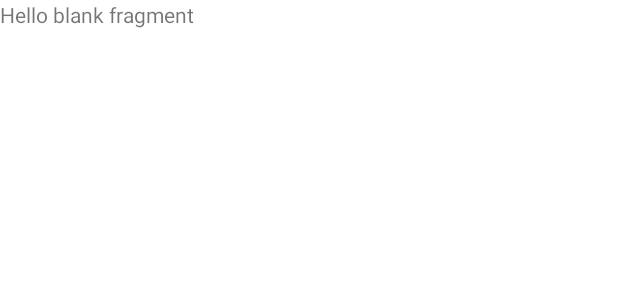
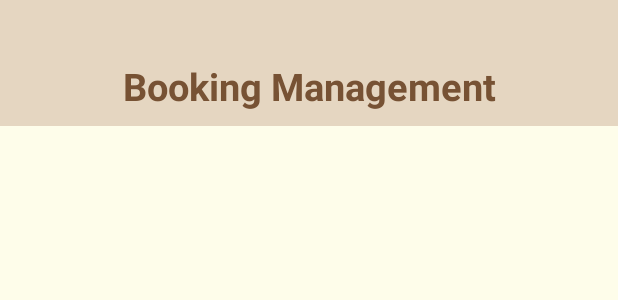
Before and after one commit to thaichihien/PetIntoAdmin, an Android app: the layout fragment_booking_management.xml on its own in the app's theme, with its tools: preview values and no code run, on a phone screen of 412 x 824 dp. Shown: the top 300 px of the screen. Run offline under Robolectric (Android 15) with nearby library versions, the phone set to English and light mode, and no system bars.

Commit message:
booking_management interface

```diff
--- a/app/src/main/res/layout/fragment_booking_management.xml
+++ b/app/src/main/res/layout/fragment_booking_management.xml
@@ -1,14 +1,43 @@
 <?xml version="1.0" encoding="utf-8"?>
-<FrameLayout xmlns:android="http://schemas.android.com/apk/res/android"
+<androidx.constraintlayout.widget.ConstraintLayout xmlns:android="http://schemas.android.com/apk/res/android"
     xmlns:tools="http://schemas.android.com/tools"
     android:layout_width="match_parent"
     android:layout_height="match_parent"
-    tools:context=".views.fragments.BookingManagementFragment">
+    android:background="@color/background_light"
+    xmlns:app="http://schemas.android.com/apk/res-auto"
+    tools:context=".views.fragments.ProductManagementFragment">
 
-    <!-- TODO: Update blank fragment layout -->
-    <TextView
+    <androidx.constraintlayout.widget.ConstraintLayout
+        android:id="@+id/constraintLayout"
         android:layout_width="match_parent"
-        android:layout_height="match_parent"
-        android:text="@string/hello_blank_fragment" />
+        android:layout_height="wrap_content"
+        android:background="@color/background_dark"
+        android:paddingHorizontal="9dp"
+        android:paddingTop="40dp"
+        android:paddingBottom="9dp"
+        app:layout_constraintEnd_toEndOf="parent"
+        app:layout_constraintStart_toStartOf="parent"
+        app:layout_constraintTop_toTopOf="parent">
 
-</FrameLayout>
+        <TextView
+            android:layout_width="wrap_content"
+            android:layout_height="wrap_content"
+            android:text="Booking Management"
+            android:textColor="@color/main_dark"
+            android:textSize="@dimen/header_text_size"
+            android:textStyle="bold"
+            app:layout_constraintBottom_toBottomOf="parent"
+            app:layout_constraintEnd_toEndOf="parent"
+            app:layout_constraintStart_toStartOf="parent"
+            app:layout_constraintTop_toTopOf="parent" />
+
+    </androidx.constraintlayout.widget.ConstraintLayout>
+
+    <androidx.recyclerview.widget.RecyclerView
+        android:layout_width="409dp"
+        android:layout_height="wrap_content"
+        android:layout_marginTop="20dp"
+        app:layout_constraintEnd_toEndOf="parent"
+        app:layout_constraintStart_toStartOf="parent"
+        app:layout_constraintTop_toBottomOf="@+id/constraintLayout" />
+</androidx.constraintlayout.widget.ConstraintLayout>
```
